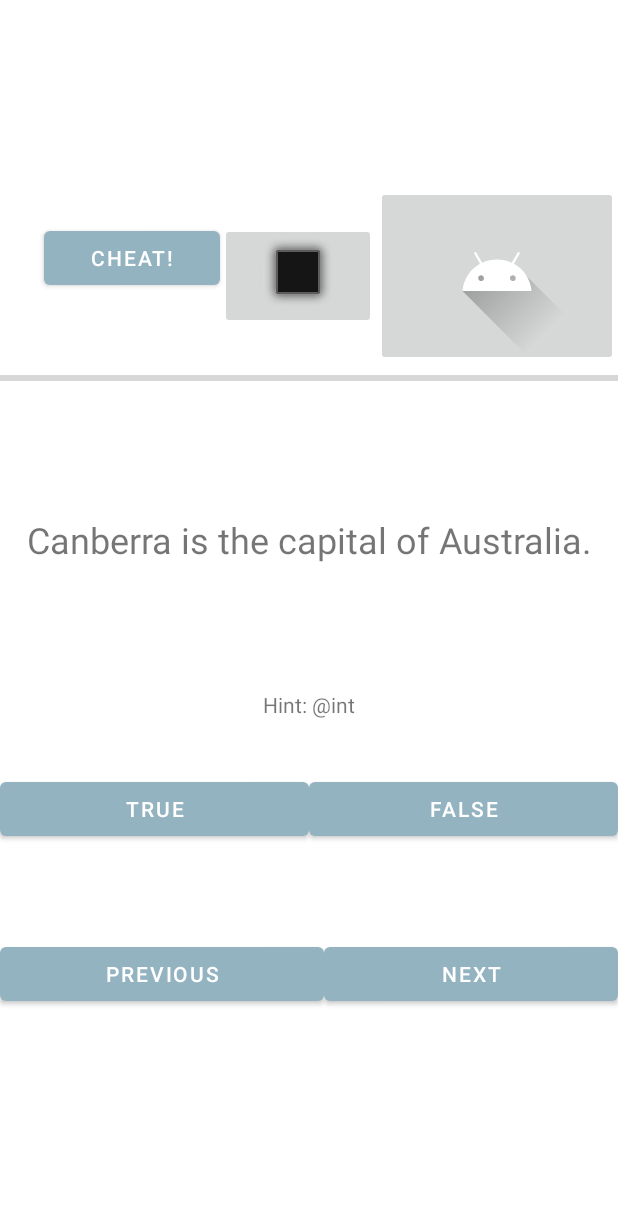
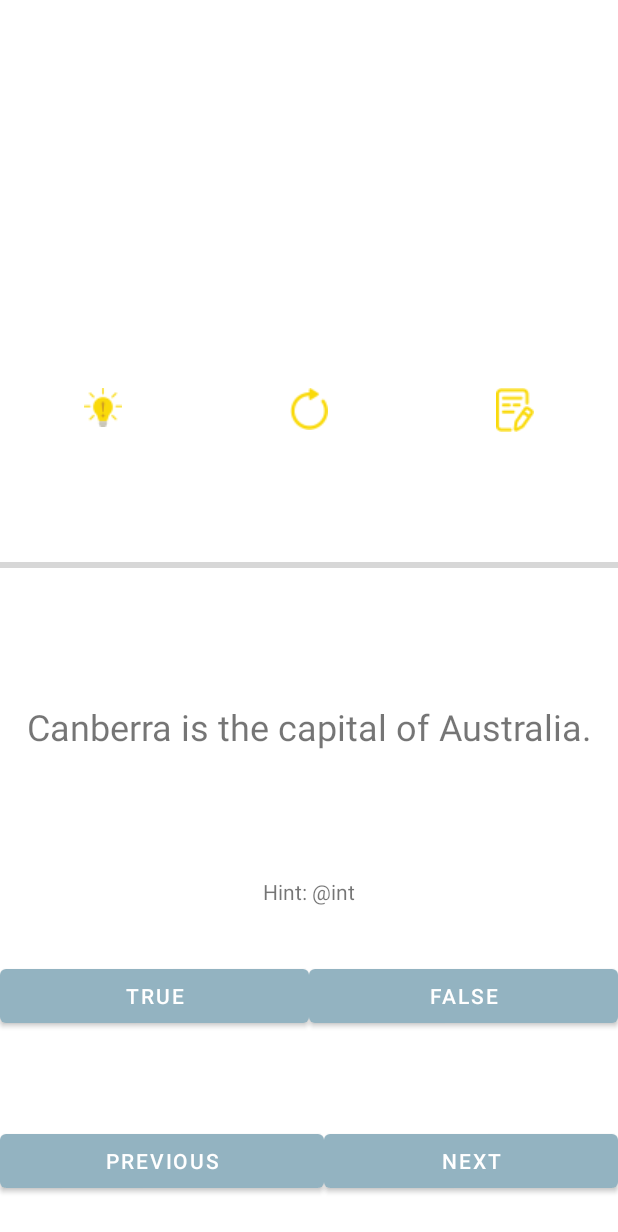
Before and after one commit to cathy624/Jan2024, an Android app: the layout activity_main.xml on its own in the app's theme, with its tools: preview values and no code run, on a phone screen of 412 x 824 dp. Shown: the top 1232 px of the screen. Run offline under Robolectric (Android 15) with nearby library versions, the light colour scheme and no system bars.

Commit message:
add in icons done

```diff
--- /dev/null
+++ b/MAD/Solution/GeoQuiz/app/src/main/res/drawable/hint.xml
@@ -0,0 +1,4 @@
+<?xml version="1.0" encoding="utf-8"?>
+<selector xmlns:android="http://schemas.android.com/apk/res/android">
+
+</selector>
--- /dev/null
+++ b/MAD/Solution/GeoQuiz/app/src/main/res/drawable/reset.xml
@@ -0,0 +1,4 @@
+<?xml version="1.0" encoding="utf-8"?>
+<selector xmlns:android="http://schemas.android.com/apk/res/android">
+
+</selector>
--- a/MAD/Solution/GeoQuiz/app/src/main/res/layout/activity_main.xml
+++ b/MAD/Solution/GeoQuiz/app/src/main/res/layout/activity_main.xml
@@ -4,45 +4,45 @@
     xmlns:tools="http://schemas.android.com/tools"
     android:layout_width="match_parent"
     android:layout_height="match_parent"
-    android:gravity="center"
+    android:backgroundTint="#00FFFFFF"
     android:orientation="vertical">
+
+    <TextView
+        android:id="@+id/timer"
+        android:layout_width="match_parent"
+        android:layout_height="wrap_content"
+        android:layout_weight="1"
+        android:text=""
+        android:layout_gravity="bottom|center"/>
 
     <LinearLayout
         android:layout_width="match_parent"
         android:layout_height="120dp"
         android:orientation="horizontal">
 
-        <TextView
-            android:id="@+id/timer"
-            android:layout_width="wrap_content"
+        <ImageButton
+            android:id="@+id/cheat_button"
+            android:layout_width="5dp"
             android:layout_height="wrap_content"
-            android:layout_gravity="center"
             android:layout_weight="1"
-            android:text="" />
-
-        <Button
-            android:id="@+id/cheat_button"
-            android:layout_width="wrap_content"
-            android:layout_height="wrap_content"
-            android:layout_marginTop="24dp"
-            android:layout_weight="1"
-            android:text="@string/cheat_button" />
+            android:backgroundTint="#00FFFFFF"
+            app:srcCompat="@drawable/hint" />
 
         <ImageButton
             android:id="@+id/resetBtn"
-            android:layout_width="wrap_content"
+            android:layout_width="5dp"
             android:layout_height="wrap_content"
-            android:layout_gravity="center"
             android:layout_weight="1"
-            app:srcCompat="@android:drawable/alert_dark_frame" />
+            android:backgroundTint="#00FFFFFF"
+            app:srcCompat="@drawable/reset" />
 
         <ImageButton
             android:id="@+id/resultBtn"
-            android:layout_width="wrap_content"
+            android:layout_width="5dp"
             android:layout_height="wrap_content"
-            android:layout_gravity="center|right"
             android:layout_weight="1"
-            app:srcCompat="@drawable/ic_launcher_foreground" />
+            android:backgroundTint="#00FFFFFF"
+            app:srcCompat="@drawable/resultsummary" />
 
     </LinearLayout>
 
@@ -83,6 +83,7 @@
             android:gravity="center"
             android:text="True" />
 
+
         <Button
             android:id="@+id/falseBtn"
             android:layout_width="wrap_content"
```
Also changed, not shown: MAD/Solution/GeoQuiz/app/src/main/java/com/pspisey/android/geoquiz/MainActivity.kt (+19 -8 lines), MAD/Solution/GeoQuiz/app/src/main/res/drawable-mdpi/hint.png (added), MAD/Solution/GeoQuiz/app/src/main/res/drawable-mdpi/reset.png (added), MAD/Solution/GeoQuiz/app/src/main/res/drawable-mdpi/resultsummary.png (added).
